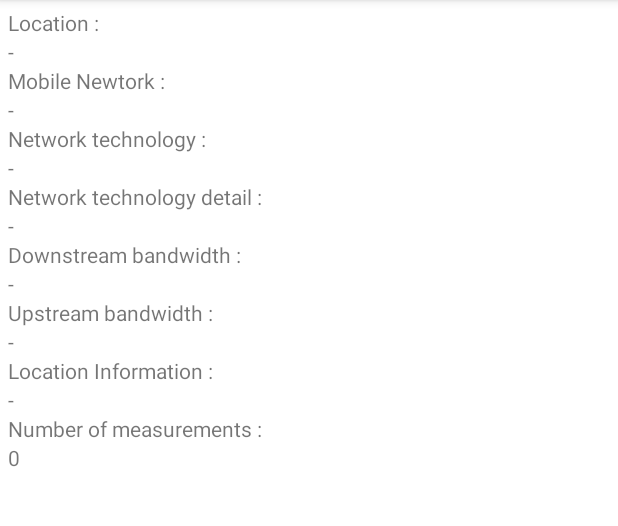
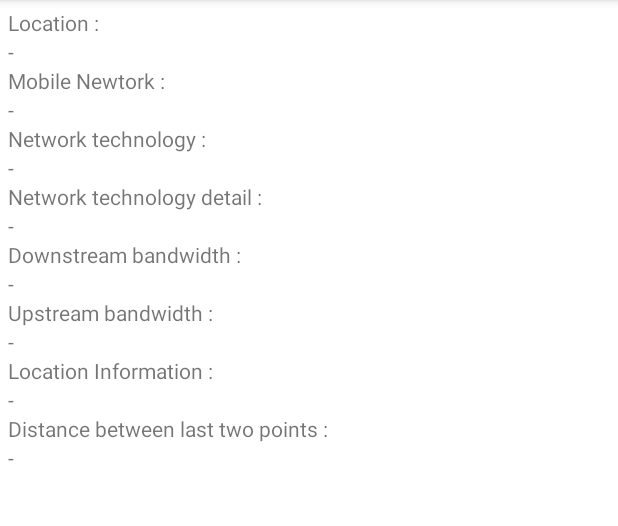
Before and after one commit to XavierClavel/DataHeatmap, an Android app: the screen it shows after launch (DataActivity), after a tap on an icon or button, on a phone screen of 412 x 824 dp, the part 84-610 px from its top. Run offline under Robolectric (Android 15) with nearby library versions, the phone set to English and light mode, and no system bars.

```diff
--- a/app/src/main/java/com/xavierclavel/datamapping/DataActivity.java
+++ b/app/src/main/java/com/xavierclavel/datamapping/DataActivity.java
@@ -4,14 +4,10 @@ import androidx.appcompat.app.AppCompatActivity;
 
 import android.os.Bundle;
 import android.util.Log;
-import android.widget.ArrayAdapter;
-import android.widget.ListView;
 import android.widget.TextView;
 
 import com.google.android.gms.maps.model.LatLng;
 
-import java.util.ArrayList;
-import java.util.List;
 import java.util.Objects;
 
 public class DataActivity extends AppCompatActivity {
@@ -24,7 +20,6 @@ public class DataActivity extends AppCompatActivity {
     static TextView networkTypeDisplay;
     static TextView networkDetailDisplay;
     static TextView locationDataDisplay;
-    public static TextView nbPointsDisplay;
 
     public static LatLng lastLocation = null;
     static Integer lastDownSpeed = null;
@@ -33,6 +28,7 @@ public class DataActivity extends AppCompatActivity {
     static String lastNetworkType = null;
     static String lastNetworkDetail = null;
     static String lastLocationData = null;
+
 
     @Override
     protected void onCreate(Bundle savedInstanceState) {
@@ -46,9 +42,9 @@ public class DataActivity extends AppCompatActivity {
         networkTypeDisplay = findViewById(R.id.networkTypeDisplay);
         networkDetailDisplay = findViewById(R.id.networkDetailDisplay);
         locationDataDisplay = findViewById(R.id.locationDataDisplay);
-        nbPointsDisplay = findViewById(R.id.nbPointsDisplay);
 
         activityInitialized = true;
+
         if (lastLocation != null) locationDisplay.setText(lastLocation.toString());
         if (lastDownSpeed != null) downSpeedDisplay.setText(lastDownSpeed + " kbps");
         if (lastUpSpeed != null) upSpeedDisplay.setText(lastUpSpeed + " kbps");
@@ -56,9 +52,13 @@ public class DataActivity extends AppCompatActivity {
         if (lastNetworkType != null) networkTypeDisplay.setText(lastNetworkType);
         if (lastNetworkDetail != null) networkDetailDisplay.setText(lastNetworkDetail);
         if (lastLocationData != null) locationDataDisplay.setText(lastLocationData);
-        nbPointsDisplay.setText("" + HeatmapManager.nbPoints);
     }
 
+    @Override
+    protected void onStop() {
+        super.onStop();
+        activityInitialized = false;
+    }
 
     static void updateLocationDisplay(LatLng location) {
         lastLocation = location;
@@ -84,9 +84,10 @@ public class DataActivity extends AppCompatActivity {
     }
 
     public static void updateLocationData(String data) {
+        lastLocationData = data;
+        if (instance == null) return;
         TextView locationDataDisplay = instance.findViewById(R.id.locationDataDisplay);
         locationDataDisplay.setText(data);
-        lastLocationData = data;
     }
 
     static String networkTypeToString(int networkType) {
--- a/app/src/main/java/com/xavierclavel/datamapping/MobileNetworkHandler.java
+++ b/app/src/main/java/com/xavierclavel/datamapping/MobileNetworkHandler.java
@@ -1,8 +1,6 @@
 package com.xavierclavel.datamapping;
 
-import android.graphics.Color;
 import android.util.Log;
-import android.view.View;
 import android.widget.TableRow;
 
 import com.google.android.gms.maps.GoogleMap;
--- a/app/src/main/res/layout/activity_data.xml
+++ b/app/src/main/res/layout/activity_data.xml
@@ -97,13 +97,13 @@
             android:text="-" />
 
         <TextView
-            android:id="@+id/nbPointsText"
+            android:id="@+id/distanceText"
             android:layout_width="match_parent"
             android:layout_height="wrap_content"
-            android:text="Number of measurements :" />
+            android:text="Distance between last two points :" />
 
         <TextView
-            android:id="@+id/nbPointsDisplay"
+            android:id="@+id/distanceDisplay"
             android:layout_width="match_parent"
             android:layout_height="wrap_content"
             android:text="-" />
```
Also changed, not shown: app/src/main/java/com/xavierclavel/datamapping/ForegroundService.java (+12 -6 lines), app/src/main/java/com/xavierclavel/datamapping/HeatmapManager.java (+4 -11 lines), app/src/main/java/com/xavierclavel/datamapping/MainActivity.java (+5 -9 lines), app/src/main/java/com/xavierclavel/datamapping/XmlManager.java (+7 -1 lines).
